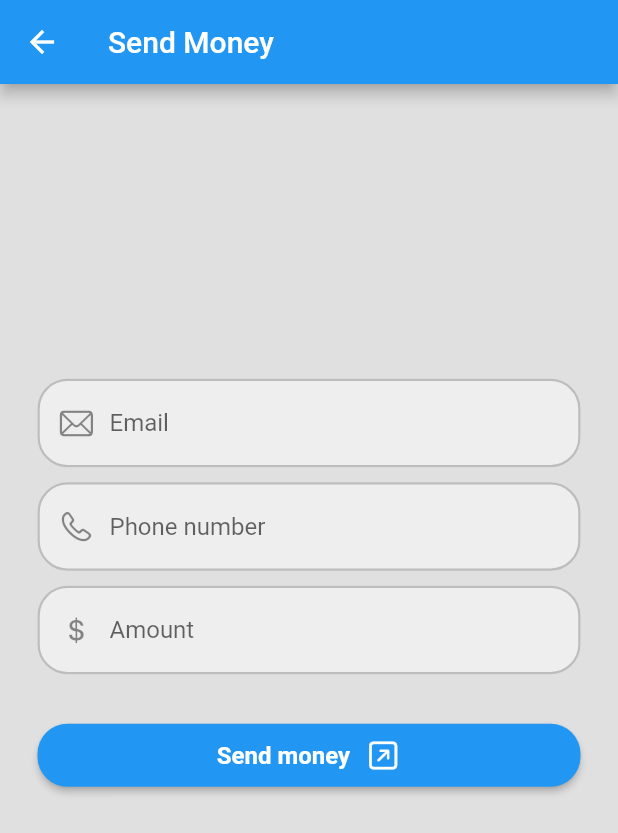
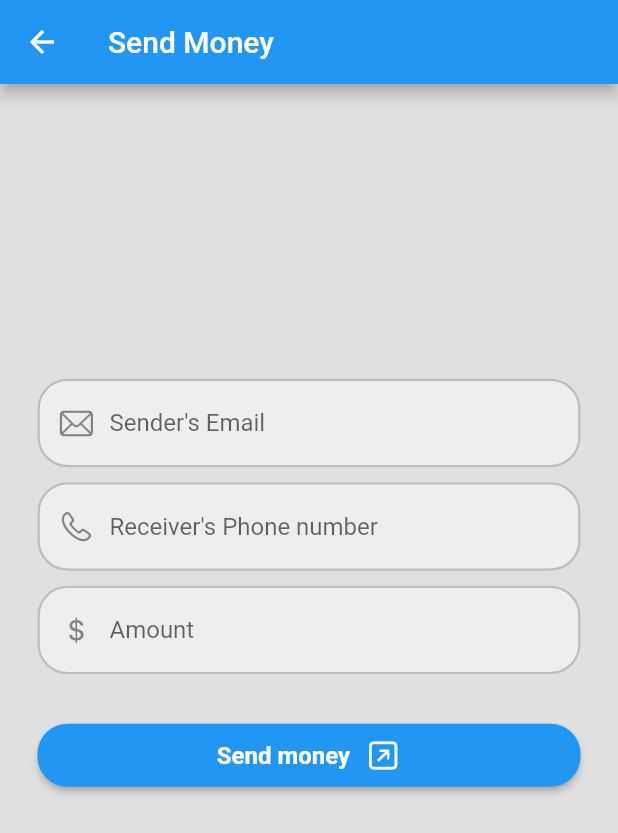
Before and after one commit to Toffee23/Bank, a Flutter app: the SendPage screen opened directly, after a tap on "Send money", on a phone screen of 412 x 824 dp. Shown: the top 833 px of the screen. Run offline on Flutter 3.47's test engine with Material 2 defaults, Android fonts, the phone set to English and light mode, and no system bars; our stand-ins replace flutter_riverpod, google_fonts, smooth_page_indicator, vibration.

Commit message:
new update

```diff
--- a/lib/pages/controllers.dart
+++ b/lib/pages/controllers.dart
@@ -223,7 +223,8 @@ class Controller {
     log(user.id);
     // return;
     if (formKey.currentState?.validate() ?? false) {
-      final DepositModel model = DepositModel(phone: user.phoneNumber, amount: amount);
+      final DepositModel model =
+          DepositModel(phone: user.phoneNumber, amount: amount);
 
       _deposit(context, ref, model);
     } else {
@@ -278,7 +279,8 @@ class Controller {
     log(user.id);
     // return;
     if (formKey.currentState?.validate() ?? false) {
-      final DepositModel model = DepositModel(phone: user.phoneNumber, amount: amount);
+      final DepositModel model =
+          DepositModel(phone: user.phoneNumber, amount: amount);
 
       _withdraw(context, ref, model);
     } else {
@@ -326,12 +328,13 @@ class Controller {
     TextEditingController phoneNumberController,
     TextEditingController amountController,
   ) {
-    final String phoneNumber = phoneNumberController.text.trim();
-    final String amount = amountController.text.trim();
+    final int phoneNumber = int.parse(phoneNumberController.text.trim());
+    final String email = emailController.text.trim();
+    final int amount = int.parse(amountController.text.trim());
 
     if (formKey.currentState?.validate() ?? false) {
       final SendModel signInModel =
-          SendModel(id: 'email', amount: amount, recipientId: '');
+          SendModel(email: email, amount: amount, recieverPhoneNo: phoneNumber);
       // _deposit(context, signInModel);
     } else {
       Vibration.vibrate(duration: 100);
--- a/lib/pages/send_page.dart
+++ b/lib/pages/send_page.dart
@@ -53,7 +53,7 @@ class _SendPageState extends State<SendPage> {
                           controller: _emailController,
                           focusNode: _emailFocusNode,
                           keyboardType: TextInputType.text,
-                          hintText: 'Email',
+                          hintText: 'Sender\'s Email',
                           prefixIcon: const Icon(CupertinoIcons.mail),
 
                           // validator: Controller.phoneNumberValidator,
@@ -62,7 +62,7 @@ class _SendPageState extends State<SendPage> {
                           controller: _phoneNumberController,
                           focusNode: _phoneNumberFocusNode,
                           keyboardType: TextInputType.phone,
-                          hintText: 'Phone number',
+                          hintText: 'Receiver\'s Phone number',
                           prefixText: '+ 234 ',
                           inputFormatters: [CustomTextInputFormatter()],
                           prefixIcon: const Icon(CupertinoIcons.phone),
@@ -94,8 +94,7 @@ class _SendPageState extends State<SendPage> {
                         );
                       },
                       text: 'Send money',
-                    icon: const Icon(CupertinoIcons.arrow_up_right_square)
-                  ),
+                      icon: const Icon(CupertinoIcons.arrow_up_right_square)),
                 ]),
           ),
         ),
```
Also changed, not shown: lib/client_api.dart (+24 -24 lines), lib/pages/withdraw_page.dart (+9 -10 lines). Lines whose indentation alone changed are shown as unchanged.
